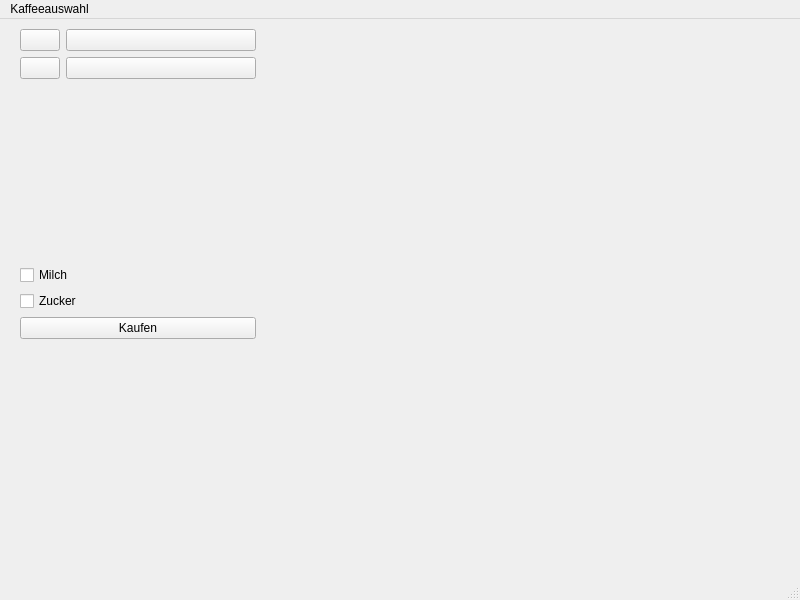
Old version of the form app/mainwindow.ui in the repository miladiamor/smart-coffee-machine.
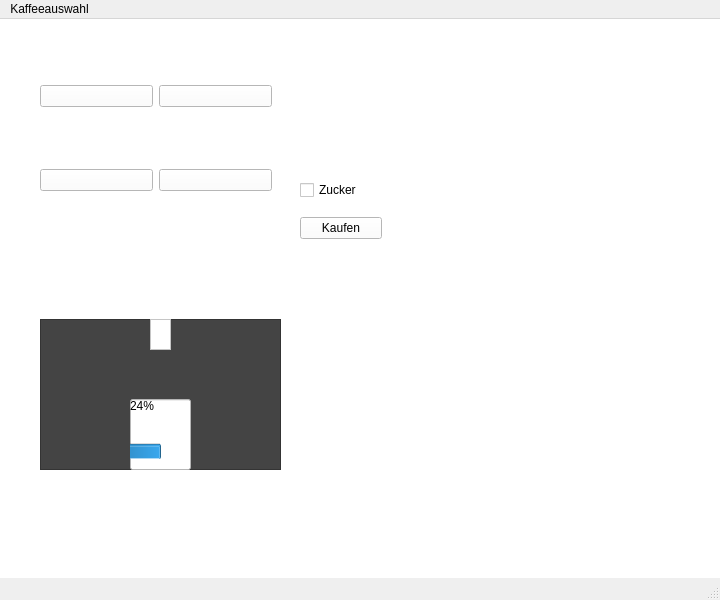
New version of the form. Icons and pictures are not drawn.

Commit message: GUI fertig und Kontroller überarbeitet

Diff of the .ui file:
```diff
--- a/app/mainwindow.ui
+++ b/app/mainwindow.ui
@@ -6,28 +6,92 @@
    <rect>
     <x>0</x>
     <y>0</y>
-    <width>800</width>
+    <width>720</width>
     <height>600</height>
    </rect>
   </property>
   <property name="windowTitle">
    <string>MainWindow</string>
   </property>
+  <property name="layoutDirection">
+   <enum>Qt::LayoutDirection::LeftToRight</enum>
+  </property>
+  <property name="styleSheet">
+   <string notr="true"/>
+  </property>
   <widget class="QWidget" name="centralwidget">
+   <property name="styleSheet">
+    <string notr="true">background-color: white;</string>
+   </property>
+   <widget class="QFrame" name="frame">
+    <property name="geometry">
+     <rect>
+      <x>40</x>
+      <y>300</y>
+      <width>241</width>
+      <height>151</height>
+     </rect>
+    </property>
+    <property name="styleSheet">
+     <string notr="true">background-color: #444444;</string>
+    </property>
+    <property name="frameShape">
+     <enum>QFrame::Shape::StyledPanel</enum>
+    </property>
+    <property name="frameShadow">
+     <enum>QFrame::Shadow::Raised</enum>
+    </property>
+    <widget class="QFrame" name="frame_2">
+     <property name="geometry">
+      <rect>
+       <x>110</x>
+       <y>0</y>
+       <width>21</width>
+       <height>31</height>
+      </rect>
+     </property>
+     <property name="styleSheet">
+      <string notr="true">background-color: white;</string>
+     </property>
+     <property name="frameShape">
+      <enum>QFrame::Shape::StyledPanel</enum>
+     </property>
+     <property name="frameShadow">
+      <enum>QFrame::Shadow::Raised</enum>
+     </property>
+    </widget>
+    <widget class="QProgressBar" name="cup">
+     <property name="geometry">
+      <rect>
+       <x>90</x>
+       <y>80</y>
+       <width>61</width>
+       <height>71</height>
+      </rect>
+     </property>
+     <property name="styleSheet">
+      <string notr="true">padding: 10px;
+background-color: white;
+</string>
+     </property>
+     <property name="value">
+      <number>24</number>
+     </property>
+     <property name="orientation">
+      <enum>Qt::Orientation::Vertical</enum>
+     </property>
+    </widget>
+   </widget>
    <widget class="QWidget" name="">
     <property name="geometry">
      <rect>
-      <x>20</x>
+      <x>40</x>
       <y>10</y>
-      <width>236</width>
-      <height>310</height>
+      <width>232</width>
+      <height>220</height>
      </rect>
     </property>
-    <layout class="QVBoxLayout" name="verticalLayout_2">
-     <item>
-      <layout class="QVBoxLayout" name="verticalLayout">
-       <item>
-        <layout class="QFormLayout" name="formLayout">
+    <layout class="QGridLayout" name="gridLayout">
          <item row="0" column="0">
           <widget class="QPushButton" name="pushButton">
            <property name="text">
@@ -47,24 +111,6 @@
           </widget>
          </item>
          <item row="0" column="1">
-          <widget class="QPushButton" name="pushButton_3">
-           <property name="text">
-            <string/>
-           </property>
-           <property name="icon">
-            <iconset>
-             <selectedoff>../icons/coffee_crema.jpg</selectedoff>
-            </iconset>
-           </property>
-           <property name="iconSize">
-            <size>
-             <width>100</width>
-             <height>100</height>
-            </size>
-           </property>
-          </widget>
-         </item>
-         <item row="1" column="0">
           <widget class="QPushButton" name="pushButton_4">
            <property name="toolTipDuration">
             <number>-1</number>
@@ -85,6 +131,24 @@
            </property>
           </widget>
          </item>
+     <item row="1" column="0">
+      <widget class="QPushButton" name="pushButton_3">
+       <property name="text">
+        <string/>
+       </property>
+       <property name="icon">
+        <iconset>
+         <selectedoff>../icons/coffee_crema.jpg</selectedoff>
+        </iconset>
+       </property>
+       <property name="iconSize">
+        <size>
+         <width>100</width>
+         <height>100</height>
+        </size>
+       </property>
+      </widget>
+     </item>
          <item row="1" column="1">
           <widget class="QPushButton" name="pushButton_2">
            <property name="text">
@@ -104,14 +168,17 @@
           </widget>
          </item>
         </layout>
-       </item>
-       <item>
-        <widget class="QCheckBox" name="checkBox">
-         <property name="text">
-          <string>Milch</string>
-         </property>
-        </widget>
-       </item>
+   </widget>
+   <widget class="QWidget" name="">
+    <property name="geometry">
+     <rect>
+      <x>300</x>
+      <y>150</y>
+      <width>82</width>
+      <height>82</height>
+     </rect>
+    </property>
+    <layout class="QVBoxLayout" name="verticalLayout">
        <item>
         <widget class="QCheckBox" name="checkBox_2">
          <property name="text">
@@ -119,8 +186,6 @@
          </property>
         </widget>
        </item>
-      </layout>
-     </item>
      <item>
       <widget class="QPushButton" name="pushButton_5">
        <property name="text">
@@ -136,7 +201,7 @@
     <rect>
      <x>0</x>
      <y>0</y>
-     <width>800</width>
+     <width>720</width>
      <height>21</height>
     </rect>
    </property>
```
Left out of the diff: 53 changed lines with no effect on the pictures. Lines whose indentation alone changed are shown as unchanged. The commit also changes 6 other files.
